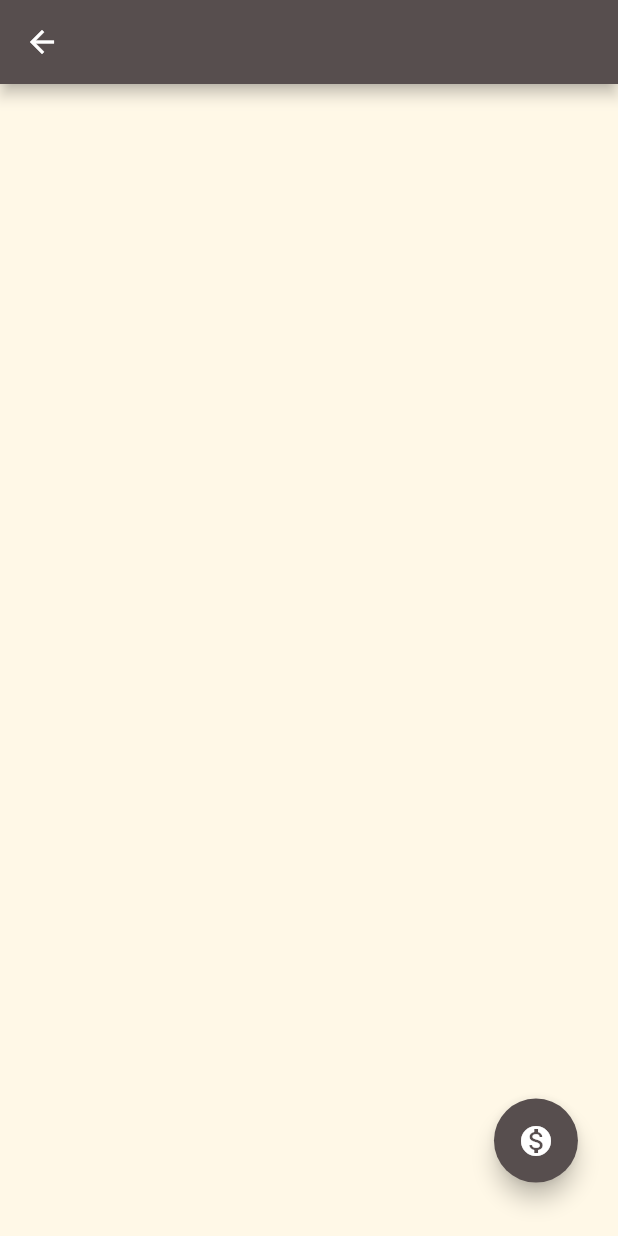
After one commit to CNsquared/ABGapp, a Flutter app: the screen it shows after launch, after a tap on "Submit", on a phone screen of 412 x 824 dp. The commit adds this screen. Run offline on Flutter 3.47's test engine with Material 2 defaults, Android fonts, the phone set to English and light mode, and no system bars.

Commit message:
format
formatting

```diff
--- /dev/null
+++ b/lib/confrimationScreen.dart
@@ -0,0 +1,53 @@
+import 'package:flutter/material.dart';
+
+class confrimationScreen extends StatelessWidget {
+  const confrimationScreen({super.key});
+
+  @override
+  Widget build(BuildContext context) {
+    return Scaffold(
+      appBar: AppBar(
+        title: const Text(''),
+        backgroundColor: const Color.fromARGB(255, 87, 78, 78),
+      ),
+      body: Center(
+        child: Container(
+          height: 5500.0,
+          width: 10000,
+          color: const Color.fromARGB(255, 255, 248, 231),
+          child: Align(
+            alignment: const Alignment(.85, .9),
+            child: FloatingActionButton(
+              backgroundColor: const Color.fromARGB(255, 87, 78, 78),
+              // When the user presses the button, show an alert dialog containing
+              // the text that the user has entered into the text field.
+              onPressed: () => showDialog<String>(
+                context: context,
+                builder: (BuildContext context) => AlertDialog(
+                  title: const Text('Title'),
+                  shape: const RoundedRectangleBorder(
+                      borderRadius: BorderRadius.all(Radius.circular(90.0))),
+                  backgroundColor: const Color.fromARGB(255, 255, 248, 231),
+                  content: const Text('Description'),
+                  actions: <Widget>[
+                    TextButton(
+                      onPressed: () => Navigator.pop(context, 'Cancel'),
+                      child: const Text('Clear'),
+                    ),
+                    TextButton(
+                      onPressed: () => Navigator.pop(context, 'OK'),
+                      child: const Text('Edit'),
+                    ),
+                  ],
+                ),
+              ),
+              tooltip: 'Show me the value!',
+              child: const Icon(Icons.monetization_on),
+            ),
+          ),
+        ),
+      ),
+      //),
+    );
+  }
+}
--- /dev/null
+++ b/lib/homeScreen.dart
@@ -0,0 +1,30 @@
+import 'package:flutter/material.dart';
+import 'package:abg_app/homeScreenFactory.dart';
+
+class homeScreen extends StatelessWidget {
+  const homeScreen({super.key});
+
+  @override
+  Widget build(BuildContext context) {
+    return Scaffold(
+      body: Center(
+          child: Column(
+        crossAxisAlignment: CrossAxisAlignment.start,
+        children: <Widget>[
+          homeScreenFactory.createTextInput("Tip"),
+          homeScreenFactory.createTextInput("Tax"),
+          homeScreenFactory.createSubmit(context),
+        ],
+      )),
+    );
+  }
+}
+
+class homeScreenState extends StatefulWidget {
+  @override
+  State<StatefulWidget> createState() {
+    // TODO: implement createState
+    throw UnimplementedError();
+  }
+
+}
--- a/lib/homeScreenFactory.dart
+++ b/lib/homeScreenFactory.dart
@@ -1,12 +1,10 @@
-
 import 'package:flutter/material.dart';
 import 'package:flutter/services.dart';
 
-class homeScreenFactory{
+import 'confrimationScreen.dart';
 
-  static Padding createTextInput(String? inputName){
-
-
+class homeScreenFactory {
+  static Padding createTextInput(String? inputName) {
     return Padding(
       padding: const EdgeInsets.symmetric(horizontal: 8, vertical: 16),
       child: TextFormField(
@@ -17,17 +15,34 @@ class homeScreenFactory{
           prefixIcon: const Padding(
               padding: EdgeInsetsDirectional.only(start: 20, top: 10),
               // ignore: prefer_const_constructors
-                        child: Text("\$",
-                                    style: TextStyle(fontSize: 25),)
-                        ),
+              child: Text(
+                "\$",
+                style: TextStyle(fontSize: 25),
+              )),
         ),
         keyboardType: const TextInputType.numberWithOptions(decimal: true),
-            inputFormatters:[
+        inputFormatters: [
           FilteringTextInputFormatter.allow(RegExp(r'^(\d+)?\.?\d{0,2}')),
         ],
-
-
       ),
     );
   }
+
+  static ElevatedButton createSubmit(BuildContext context) {
+    return ElevatedButton(
+      style: ElevatedButton.styleFrom(
+        backgroundColor: Color.fromARGB(255, 87, 78, 78),
+      ),
+      child: const Text(
+        'Submit',
+        style: TextStyle(color: Color.fromARGB(255, 238, 232, 222)),
+      ),
+      onPressed: () {
+        Navigator.push(
+          context,
+          MaterialPageRoute(builder: (context) => const confrimationScreen()),
+        );
+      },
+    );
   }
+}
```
Also changed, not shown: lib/main.dart (+4 -171 lines), lib/paymentCalculator.dart (+7 -11 lines). Lines whose indentation alone changed are shown as unchanged.
